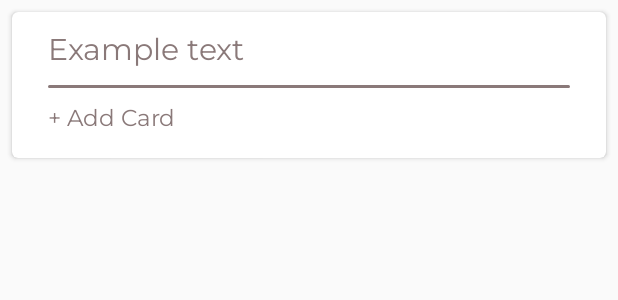
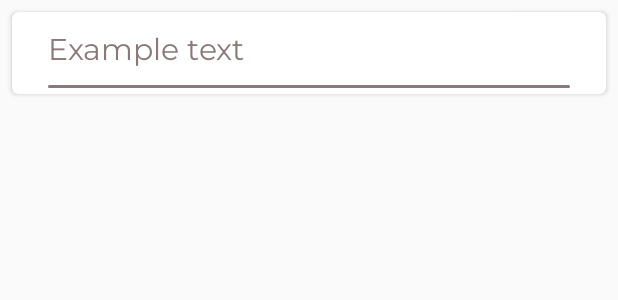
Before and after one commit to TomasCostaK/OrganizeIt, an Android app: the layout card.xml on its own in the app's theme, with its tools: preview values and no code run, on a phone screen of 412 x 824 dp. Shown: the top 300 px of the screen. Run offline under Robolectric (Android 15) with nearby library versions, the phone set to English and light mode, and no system bars.

Commit message:
Updated Cards on Boards to Recycler view instead of static

```diff
--- a/app/src/main/java/com/example/drawer/Adapter_null.java
+++ b/app/src/main/java/com/example/drawer/Adapters/Adapter_null.java
@@ -1,4 +1,4 @@
-package com.example.drawer;
+package com.example.drawer.Adapters;
 
 import android.support.v7.widget.RecyclerView;
 import android.view.LayoutInflater;
@@ -7,7 +7,8 @@ import android.view.ViewGroup;
 import android.widget.ImageView;
 import android.widget.TextView;
 
-import java.util.ArrayList;
+import com.example.drawer.Adapters.Adapter;
+import com.example.drawer.R;
 
 public class Adapter_null extends RecyclerView.Adapter<Adapter.ExampleViewHolder> {
 
--- a/app/src/main/res/layout/card.xml
+++ b/app/src/main/res/layout/card.xml
@@ -54,6 +54,15 @@
 
         </View>
 
+        <android.support.v7.widget.RecyclerView
+            android:id="@+id/recyclerView_card"
+            android:layout_width="match_parent"
+            android:layout_height="wrap_content">
+
+
+
+        </android.support.v7.widget.RecyclerView>
+        <!-- STATIC CARDS SHOW
         <LinearLayout
             android:layout_width="match_parent"
             android:layout_height="wrap_content"
@@ -71,31 +80,8 @@
                 android:textColor="@color/colorPrimaryDark"
                 android:textSize="15sp" />
 
-            <!--
-            <TextView
-                android:id="@+id/item2"
-                android:layout_width="wrap_content"
-                android:layout_height="wrap_content"
-                android:layout_marginLeft="20dp"
-                android:layout_marginBottom="10dp"
-                android:text="@string/favorite_boards"
-                android:fontFamily="@font/montserrat"
-                android:textColor="@color/colorPrimaryDark"
-                android:textSize="15sp" />
+        </LinearLayout> -->
 
-            <TextView
-                android:id="@+id/item3"
-                android:layout_width="wrap_content"
-                android:layout_height="wrap_content"
-                android:layout_marginLeft="20dp"
-                android:layout_marginBottom="10dp"
-                android:text="@string/favorite_boards"
-                android:fontFamily="@font/montserrat"
-                android:textColor="@color/colorPrimaryDark"
-                android:textSize="15sp" />
-                -->
-
-        </LinearLayout>
 
     </LinearLayout>
 
```
Also changed, not shown: app/src/main/java/com/example/drawer/Adapter.java (deleted, +0 -54 lines), app/src/main/java/com/example/drawer/Adapters/Adapter.java (added, +73 -0 lines), app/src/main/java/com/example/drawer/Adapters/Adapter_Card.java (added, +106 -0 lines), app/src/main/java/com/example/drawer/Board.java (+5 -12 lines), app/src/main/java/com/example/drawer/Card.java (deleted, +0 -28 lines), app/src/main/java/com/example/drawer/MainActivity.java (+32 -24 lines), app/src/main/java/com/example/drawer/Models/Board_Model_Main.java (added, +32 -0 lines), app/src/main/java/com/example/drawer/Models/Card_Model_Main.java (added, +18 -0 lines).
